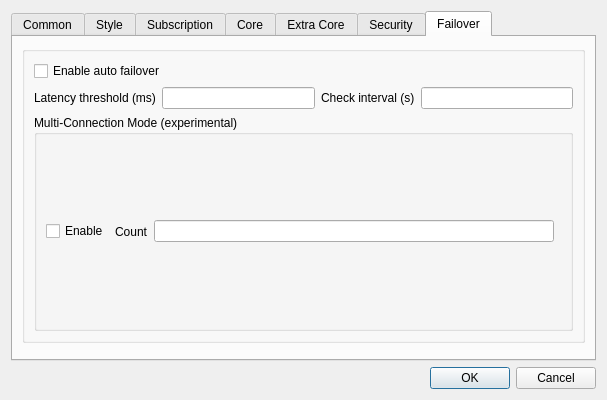
Before: the Qt Designer form ui/dialog_basic_settings.ui in t89082549405-sudo/nekoray-fork, drawn with Qt 5.
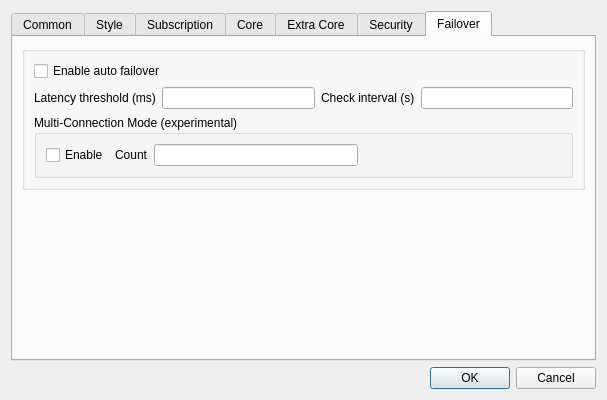
After: the same form once the commit is applied. The open tabs and pages were chosen to show the change. Custom widgets are drawn as their Qt base class.

Commit message: fix: wrap spacer sizeHint in <size> for Qt uic compatibility

```diff
--- a/ui/dialog_basic_settings.ui
+++ b/ui/dialog_basic_settings.ui
@@ -799,8 +799,10 @@
                  <enum>Qt::Horizontal</enum>
                 </property>
                 <property name="sizeHint" stdset="0">
+                 <size>
                  <width>40</width>
                  <height>20</height>
+                 </size>
                 </property>
                </spacer>
               </item>
@@ -816,8 +818,10 @@
            <enum>Qt::Vertical</enum>
           </property>
           <property name="sizeHint" stdset="0">
+           <size>
            <width>20</width>
            <height>40</height>
+           </size>
           </property>
          </spacer>
         </item>
```
Lines whose indentation alone changed are shown as unchanged.
